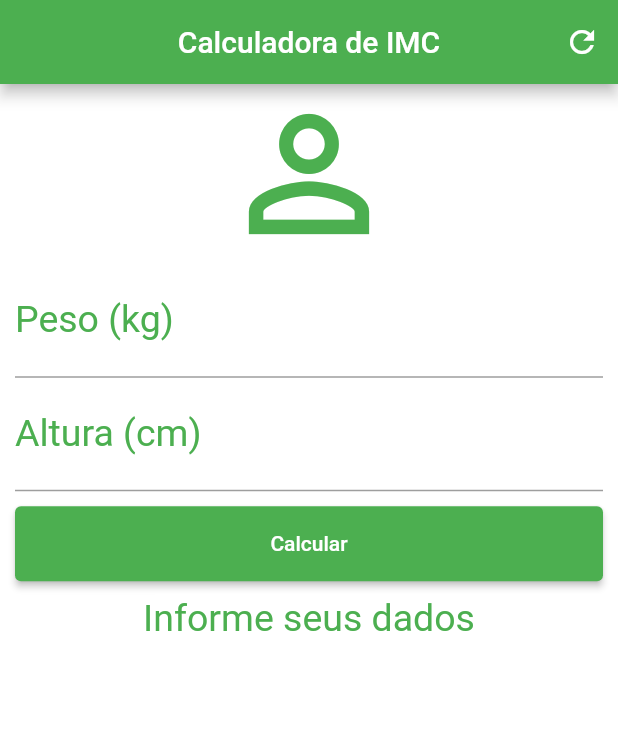
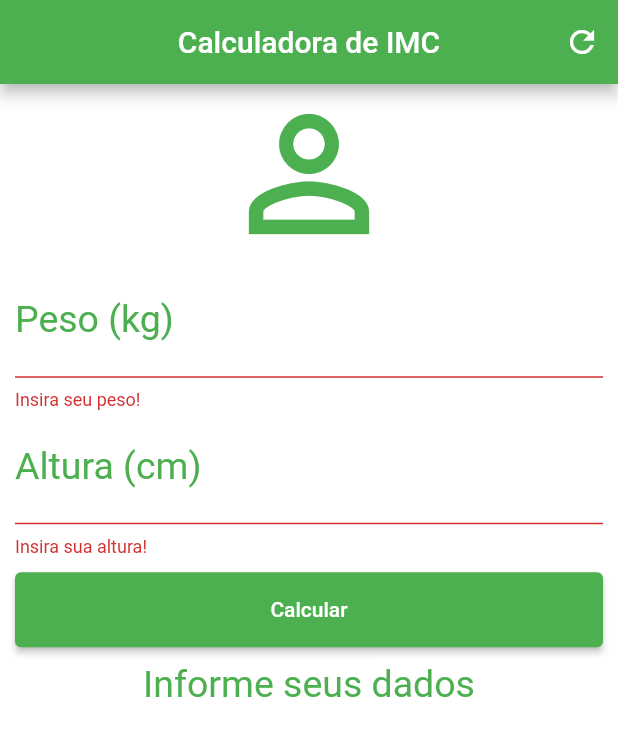
Before and after one commit to gab618/flutter_imc, a Flutter app: the screen it shows after launch, after a tap on "Calcular", on a phone screen of 412 x 824 dp. Shown: the top 736 px of the screen. Run offline on Flutter 3.47's test engine with Material 2 defaults, Android fonts, the phone set to English and light mode, and no system bars.

```diff
--- a/lib/main.dart
+++ b/lib/main.dart
@@ -18,12 +18,17 @@ class _HomeState extends State<Home> {
   TextEditingController weightController = TextEditingController();
   TextEditingController heightController = TextEditingController();
 
+  GlobalKey<FormState> _formKey = GlobalKey<FormState>();
+
   String _infoText = "Informe seus dados";
 
   void _resetFields() {
     weightController.text = "";
     heightController.text = "";
+    setState(() {
       _infoText = "Informe seus dados";
+      _formKey = GlobalKey<FormState>();
+    });
   }
 
   void _calculate() {
@@ -66,11 +71,13 @@ class _HomeState extends State<Home> {
       backgroundColor: Colors.white,
       body: SingleChildScrollView(
         padding: EdgeInsets.fromLTRB(10.0, 0.0, 10.0, 0.0),
+        child: Form(
+          key: _formKey,
           child: Column(
             crossAxisAlignment: CrossAxisAlignment.stretch,
             children: [
               Icon(Icons.person_outline, size: 120.0, color: Colors.green),
-            TextField(
+              TextFormField(
                 keyboardType: TextInputType.number,
                 decoration: InputDecoration(
                   labelText: "Peso (kg)",
@@ -79,8 +86,13 @@ class _HomeState extends State<Home> {
                 textAlign: TextAlign.center,
                 style: TextStyle(color: Colors.green, fontSize: 25.0),
                 controller: weightController,
+                validator: (value) {
+                  if (value!.isEmpty) {
+                    return "Insira seu peso!";
+                  }
+                },
               ),
-            TextField(
+              TextFormField(
                 keyboardType: TextInputType.number,
                 decoration: InputDecoration(
                   labelText: "Altura (cm)",
@@ -89,13 +101,22 @@ class _HomeState extends State<Home> {
                 textAlign: TextAlign.center,
                 style: TextStyle(color: Colors.green, fontSize: 25.0),
                 controller: heightController,
+                validator: (value) {
+                  if (value!.isEmpty) {
+                    return "Insira sua altura!";
+                  }
+                },
               ),
               Padding(
                 padding: const EdgeInsets.only(top: 10, bottom: 10),
                 child: Container(
                   height: 50.0,
                   child: ElevatedButton(
-                  onPressed: _calculate,
+                    onPressed: () {
+                      if (_formKey.currentState!.validate()) {
+                        _calculate();
+                      }
+                    },
                     child: Text(
                       "Calcular",
                       style: TextStyle(color: Colors.white),
@@ -112,6 +133,7 @@ class _HomeState extends State<Home> {
             ],
           ),
         ),
+      ),
     );
   }
 }
```
Lines whose indentation alone changed are shown as unchanged.
